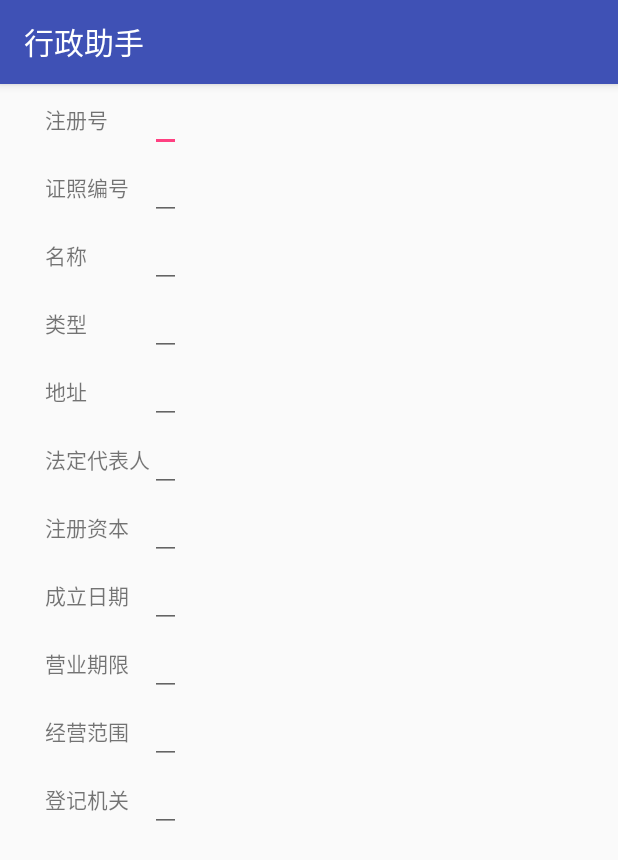
After one commit to Szhou3937/matrix, an Android app: the AddBusinessActivity screen opened directly, with no data from a screen before it, on a phone screen of 412 x 824 dp. The commit adds this screen. Shown: the top 860 px of the screen. Run offline under Robolectric (Android 15) with nearby library versions, the phone set to English and light mode, and no system bars.

Commit message:
shang.zhou: add simple business management activity.

```diff
--- a/baidu/xzzs/app/src/main/AndroidManifest.xml
+++ b/baidu/xzzs/app/src/main/AndroidManifest.xml
@@ -2,18 +2,17 @@
 <manifest xmlns:android="http://schemas.android.com/apk/res/android"
     package="cn.kylive.xzzs">
 
-    <!-- 这个权限用于进行网络定位-->
-    <uses-permission android:name="android.permission.ACCESS_COARSE_LOCATION"/>
-    <!-- 这个权限用于访问GPS定位-->
-    <uses-permission android:name="android.permission.ACCESS_FINE_LOCATION"/>
-
-    <uses-permission android:name="android.permission.ACCESS_NETWORK_STATE"/>
-    <uses-permission android:name="android.permission.INTERNET"/>
+    <!-- 这个权限用于进行网络定位 -->
+    <uses-permission android:name="android.permission.ACCESS_COARSE_LOCATION" />
+    <!-- 这个权限用于访问GPS定位 -->
+    <uses-permission android:name="android.permission.ACCESS_FINE_LOCATION" />
+    <uses-permission android:name="android.permission.ACCESS_NETWORK_STATE" />
+    <uses-permission android:name="android.permission.INTERNET" />
     <uses-permission android:name="com.android.launcher.permission.READ_SETTINGS" />
-    <uses-permission android:name="android.permission.WAKE_LOCK"/>
+    <uses-permission android:name="android.permission.WAKE_LOCK" />
     <uses-permission android:name="android.permission.CHANGE_WIFI_STATE" />
     <uses-permission android:name="android.permission.ACCESS_WIFI_STATE" />
-    <uses-permission android:name="android.permission.WRITE_EXTERNAL_STORAGE"/>
+    <uses-permission android:name="android.permission.WRITE_EXTERNAL_STORAGE" />
     <uses-permission android:name="android.permission.WRITE_SETTINGS" />
 
     <application
@@ -23,7 +22,6 @@
         android:roundIcon="@mipmap/ic_launcher_round"
         android:supportsRtl="true"
         android:theme="@style/AppTheme">
-
         <meta-data
             android:name="com.baidu.lbsapi.API_KEY"
             android:value="WSHnlmoGpEYMeMwVie3ZLRWEbUvz44ot" />
@@ -36,9 +34,12 @@
             </intent-filter>
         </activity>
 
-        <service android:name="com.baidu.location.f" android:enabled="true" android:process=":remote">
-        </service>
+        <service
+            android:name="com.baidu.location.f"
+            android:enabled="true"
+            android:process=":remote"></service>
 
+        <activity android:name=".AddBusinessActivity"></activity>
     </application>
 
 </manifest>
--- /dev/null
+++ b/baidu/xzzs/app/src/main/java/cn/kylive/xzzs/AddBusinessActivity.java
@@ -0,0 +1,13 @@
+package cn.kylive.xzzs;
+
+import android.support.v7.app.AppCompatActivity;
+import android.os.Bundle;
+
+public class AddBusinessActivity extends AppCompatActivity {
+
+    @Override
+    protected void onCreate(Bundle savedInstanceState) {
+        super.onCreate(savedInstanceState);
+        setContentView(R.layout.add_business_layout_2);
+    }
+}
--- /dev/null
+++ b/baidu/xzzs/app/src/main/java/cn/kylive/xzzs/BaseActivity.java
@@ -0,0 +1,10 @@
+package cn.kylive.xzzs;
+
+import android.support.v7.app.AppCompatActivity;
+
+/**
+ * Created by Administrator on 2017/5/30 0030.
+ */
+
+public class BaseActivity extends AppCompatActivity {
+}
--- a/baidu/xzzs/app/src/main/java/cn/kylive/xzzs/BaseLinearLayout.java
+++ b/baidu/xzzs/app/src/main/java/cn/kylive/xzzs/BaseLinearLayout.java
@@ -12,4 +12,12 @@ public class BaseLinearLayout extends LinearLayoutCompat {
     public BaseLinearLayout(Context context, AttributeSet attrs) {
         super(context, attrs);
     }
+
+    public BaseLinearLayout(Context context) {
+        super(context);
+    }
+
+    public BaseLinearLayout(Context context, AttributeSet attrs, int defStyleAttr) {
+        super(context, attrs, defStyleAttr);
+    }
 }
--- a/baidu/xzzs/app/src/main/java/cn/kylive/xzzs/MainActivity.java
+++ b/baidu/xzzs/app/src/main/java/cn/kylive/xzzs/MainActivity.java
@@ -1,10 +1,12 @@
 package cn.kylive.xzzs;
 
 import android.Manifest;
+import android.content.Intent;
 import android.content.pm.PackageManager;
 import android.os.Bundle;
 import android.support.v7.app.AppCompatActivity;
 import android.util.Log;
+import android.view.View;
 
 import com.baidu.location.BDLocation;
 import com.baidu.location.BDLocationListener;
@@ -29,6 +31,7 @@ import java.util.List;
 public class MainActivity extends AppCompatActivity {
 
     private static final String TAG = "XZZS";
+    private BaseButton mBtnManager = null;
 
     public MainActivity() {
     }
@@ -93,7 +96,14 @@ public class MainActivity extends AppCompatActivity {
         setContentView(R.layout.main_frame_layout);
         mMapView = (MapView) findViewById(R.id.bmapView);
 
-
+        mBtnManager = (BaseButton)findViewById(R.id.btn_mainmenu_1);
+        mBtnManager.setOnClickListener(new View.OnClickListener() {
+            @Override
+            public void onClick(View v) {
+                Intent intent = new Intent(MainActivity.this, AddBusinessActivity.class);
+                startActivity(intent);
+            }
+        });
 
     }
 
@@ -249,7 +259,7 @@ public class MainActivity extends AppCompatActivity {
 
             // 设置定位图层的配置（定位模式，是否允许方向信息，用户自定义定位图标）
             mCurrentMarker = BitmapDescriptorFactory
-                    .fromResource(R.drawable.icon_geo);
+                    .fromResource(R.drawable.now_marker);
             MyLocationConfiguration config = new MyLocationConfiguration(mCurrentMode, true, mCurrentMarker);
             mBaiduMap.setMyLocationConfiguration(config);
 
--- /dev/null
+++ b/baidu/xzzs/app/src/main/java/cn/kylive/xzzs/MapOfBaidu.java
@@ -0,0 +1,33 @@
+package cn.kylive.xzzs;
+
+import android.content.Context;
+
+import com.baidu.location.BDLocation;
+import com.baidu.location.BDLocationListener;
+import com.baidu.location.LocationClient;
+import com.baidu.mapapi.map.BaiduMap;
+import com.baidu.mapapi.map.BitmapDescriptor;
+import com.baidu.mapapi.map.MapView;
+import com.baidu.mapapi.map.MyLocationConfiguration;
+
+/**
+ * Created by Administrator on 2017/5/30 0030.
+ */
+
+public class MapOfBaidu {
+
+    private MapView mMapView = null;
+    private BaiduMap mBaiduMap = null;
+    private BitmapDescriptor mCurrentMarker= null;
+    private MyLocationConfiguration.LocationMode mCurrentMode= null;
+
+    //定位相关
+    private LocationClient mLocationClient = null;
+    private BDLocation mLocation = null;
+    private BDLocationListener myListener = null;
+    private Context appContext= null;
+    private String[] mPermissionStrAry = null;
+
+
+
+}
--- /dev/null
+++ b/baidu/xzzs/app/src/main/res/layout/add_business_layout_2.xml
@@ -0,0 +1,169 @@
+<?xml version="1.0" encoding="utf-8"?>
+<GridLayout xmlns:android="http://schemas.android.com/apk/res/android"
+    android:layout_width="match_parent"
+    android:layout_height="match_parent"
+    android:layout_centerInParent="true"
+    android:layout_gravity="center_horizontal"
+    android:layout_marginLeft="20dp"
+    android:columnCount="2"
+    android:fadeScrollbars="false"
+    android:isScrollContainer="false"
+    android:orientation="vertical"
+    android:rowCount="14">
+
+
+    <android.support.v7.widget.AppCompatTextView
+        android:layout_width="wrap_content"
+        android:layout_height="wrap_content"
+        android:layout_column="0"
+        android:layout_marginBottom="0dp"
+        android:layout_marginTop="0dp"
+        android:layout_row="0"
+        android:text="@string/lisense_register_num" />
+
+    <EditText
+        android:id="@+id/editor_register_num"
+        android:layout_width="wrap_content"
+        android:layout_height="wrap_content"
+        android:layout_column="1"
+        android:layout_marginTop="0dp"
+        android:layout_row="0" />
+
+    <android.support.v7.widget.AppCompatTextView
+        android:layout_width="wrap_content"
+        android:layout_height="wrap_content"
+        android:layout_column="0"
+        android:layout_marginBottom="0dp"
+        android:layout_marginTop="0dp"
+        android:layout_row="1"
+        android:text="@string/lisense_id" />
+
+    <EditText
+        android:id="@+id/editor_id"
+        android:layout_width="wrap_content"
+        android:layout_height="wrap_content"
+        android:layout_column="1"
+        android:layout_marginTop="0dp"
+        android:layout_row="1" />
+
+    <android.support.v7.widget.AppCompatTextView
+        android:layout_width="wrap_content"
+        android:layout_height="wrap_content"
+        android:layout_column="0"
+        android:layout_row="2"
+        android:text="@string/lisense_company_name" />
+
+    <EditText
+        android:id="@+id/editor_company_name"
+        android:layout_width="wrap_content"
+        android:layout_height="wrap_content"
+        android:layout_column="1"
+        android:layout_row="2" />
+
+    <android.support.v7.widget.AppCompatTextView
+        android:layout_width="wrap_content"
+        android:layout_height="wrap_content"
+        android:layout_column="0"
+        android:layout_row="3"
+        android:text="@string/lisense_company_type" />
+
+    <EditText
+        android:id="@+id/editor_company_type"
+        android:layout_width="wrap_content"
+        android:layout_height="wrap_content"
+        android:layout_column="1"
+        android:layout_row="3" />
+
+    <android.support.v7.widget.AppCompatTextView
+        android:layout_width="wrap_content"
+        android:layout_height="wrap_content"
+        android:layout_column="0"
+        android:layout_row="4"
+        android:text="@string/lisense_address" />
+
+    <EditText
+        android:id="@+id/editor_lisense_address"
+        android:layout_width="wrap_content"
+        android:layout_height="wrap_content"
+        android:layout_column="1"
+        android:layout_row="4" />
+
+
+    <android.support.v7.widget.AppCompatTextView
+        android:layout_column="0"
+        android:layout_row="5"
+        android:text="@string/lisense_legal_person" />
+
+    <EditText
+        android:id="@+id/editor_lisense_legal_person"
+        android:layout_column="1"
+        android:layout_row="5" />
+
+
+    <android.support.v7.widget.AppCompatTextView
+        android:layout_column="0"
+        android:layout_row="6"
+        android:text="@string/lisense_registered_capital" />
+
+    <EditText
+        android:id="@+id/editor_lisense_registered_capital"
+        android:layout_column="1"
+        android:layout_row="6" />
+
+
+    <android.support.v7.widget.AppCompatTextView
+        android:layout_column="0"
+        android:layout_row="7"
+        android:text="@string/lisense_foundation_date" />
+
+    <EditText
+        android:id="@+id/editor_lisense_foundation_date"
+        android:layout_column="1"
+        android:layout_row="7" />
+
+
+    <android.support.v7.widget.AppCompatTextView
+        android:layout_column="0"
+        android:layout_row="8"
+        android:text="@string/lisense_operating_period" />
+
+    <EditText
+        android:id="@+id/editor_lisense_operating_period"
+        android:layout_column="1"
+        android:layout_row="8" />
+
+
+    <android.support.v7.widget.AppCompatTextView
+        android:layout_column="0"
+        android:layout_row="9"
+        android:text="@string/lisense_business_scope" />
+
+    <EditText
+        android:id="@+id/editor_lisense_business_scope"
+        android:layout_column="1"
+        android:layout_row="9" />
+
+
+    <android.support.v7.widget.AppCompatTextView
+        android:layout_column="0"
+        android:layout_row="10"
+        android:text="@string/lisense_register_office" />
+
+    <EditText
+        android:id="@+id/editor_lisense_register_office"
+        android:layout_column="1"
+        android:layout_row="10" />
+
+    <android.support.v7.widget.AppCompatTextView
+        android:layout_column="0"
+        android:layout_row="11"
+        android:text="@string/lisense_register_date"
+        android:visibility="invisible" />
+
+    <EditText
+        android:id="@+id/editor_lisense_register_date"
+        android:layout_column="1"
+        android:layout_row="11"
+        android:visibility="invisible" />
+
+</GridLayout>
--- a/baidu/xzzs/app/src/main/res/values/strings.xml
+++ b/baidu/xzzs/app/src/main/res/values/strings.xml
@@ -3,4 +3,18 @@
     <string name="main_menu_management">管理</string>
     <string name="main_menu_supervision">监督</string>
     <string name="main_menu_search">查询</string>
+
+
+    <string name="lisense_register_num">注册号</string>
+    <string name="lisense_id">证照编号</string>
+    <string name="lisense_company_name">名称</string>
+    <string name="lisense_company_type">类型</string>
+    <string name="lisense_address">地址</string>
+    <string name="lisense_legal_person">法定代表人</string>
+    <string name="lisense_registered_capital">注册资本</string>
+    <string name="lisense_foundation_date">成立日期</string>
+    <string name="lisense_operating_period">营业期限</string>
+    <string name="lisense_business_scope">经营范围</string>
+    <string name="lisense_register_office">登记机关</string>
+    <string name="lisense_register_date">登记日期</string>
 </resources>
```
Also changed, not shown: baidu/xzzs/app/src/main/res/drawable/addpoi_loc_mark.png (added), baidu/xzzs/app/src/main/res/drawable/now_marker.png (added).
